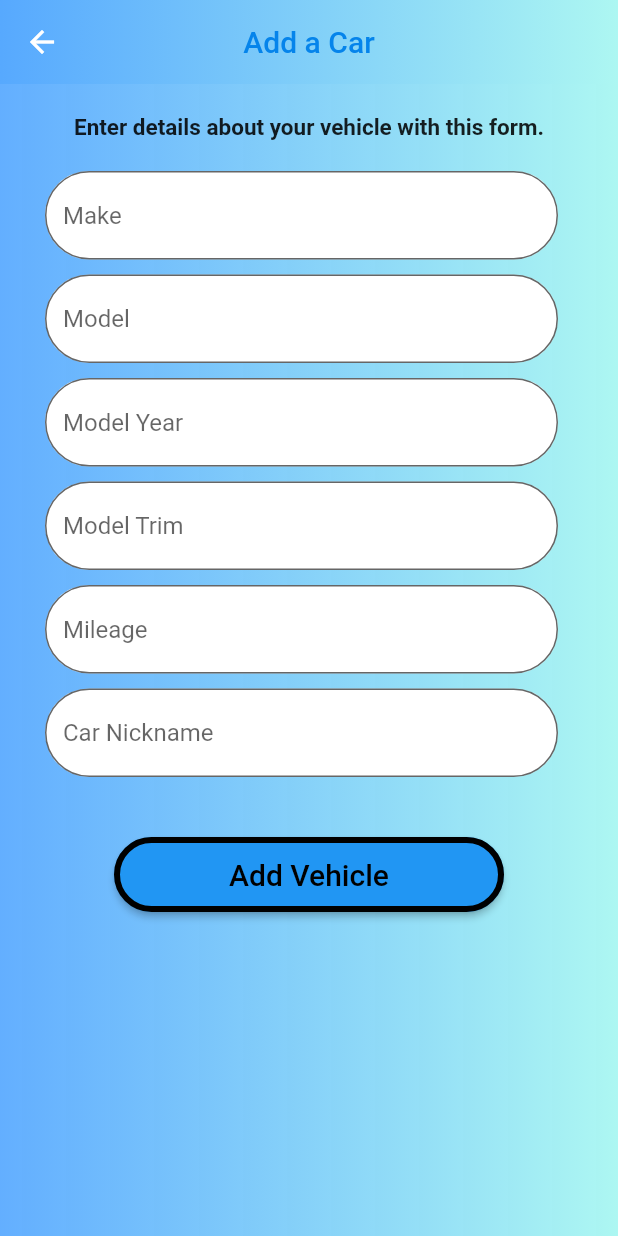
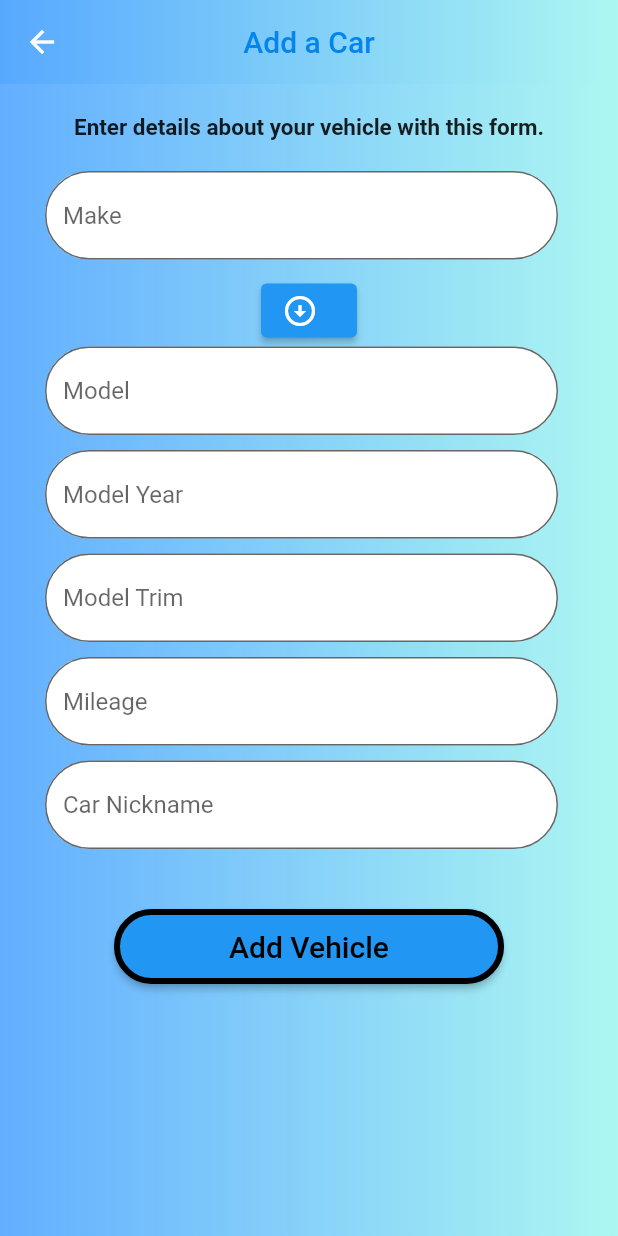
Before and after one commit to jabezj1/Motore, a Flutter app: the CreateCarProfile screen opened directly, on a phone screen of 412 x 824 dp. Run offline on Flutter 3.47's test engine with Material 2 defaults, Android fonts, the phone set to English and light mode, and no system bars; our stand-ins replace animated_splash_screen, auth_buttons, cloud_firestore, dio, firebase_auth, firebase_core and 9 more; accounts and stored records are empty.

```diff
--- a/lib/main.dart
+++ b/lib/main.dart
@@ -1,5 +1,6 @@
 import 'package:flutter/material.dart';
 import 'package:firebase_core/firebase_core.dart';
+import 'package:motore/navbar.dart';
 import 'package:motore/pages/CarInfo.dart';
 import 'package:motore/services/auth.dart';
 import 'package:animated_splash_screen/animated_splash_screen.dart';
@@ -28,8 +29,8 @@ class MyApp extends StatelessWidget {
           splashIconSize: 400,
           // backgroundColor: Colors.black,
           splashTransition: SplashTransition.fadeTransition,
-          nextScreen: AuthService().handleAuthState()),
-      // nextScreen: CarInfo()),
+          // nextScreen: AuthService().handleAuthState()),
+          nextScreen: Navigation()),
     );
   }
 }
--- a/lib/pages/createCarProfile.dart
+++ b/lib/pages/createCarProfile.dart
@@ -72,7 +72,16 @@ class StateCreateCarProfile extends State<CreateCarProfile> {
                 const SizedBox(
                   height: 20,
                 ),
-                EnterCarInfo(hintText: "Make", controller: carMakeController),
+                Column(children: [
+                  EnterCarInfo(hintText: "Make", controller: carMakeController),
+                  ElevatedButton.icon(
+                      onPressed: () {},
+                      icon: Icon(Icons.arrow_circle_down),
+                      label: const Text(
+                        "",
+                        style: TextStyle(fontSize: 20),
+                      ))
+                ]),
                 EnterCarInfo(hintText: "Model", controller: carModelController),
                 EnterCarInfo(
                     hintText: "Model Year", controller: carModelYearController),
--- a/pubspec.yaml
+++ b/pubspec.yaml
@@ -62,6 +62,7 @@ dependencies:
   # location_permissions: ^3.0.0
   searchfield: ^0.7.2
   dropdown_search: ^5.0.3
+  dropdown_textfield: ^1.0.7
 
 dev_dependencies:
   flutter_test:
```
Also changed, not shown: lib/pages/CarInfo.dart (+8 -7 lines), lib/pages/profile.dart (+22 -0 lines), pubspec.lock.
